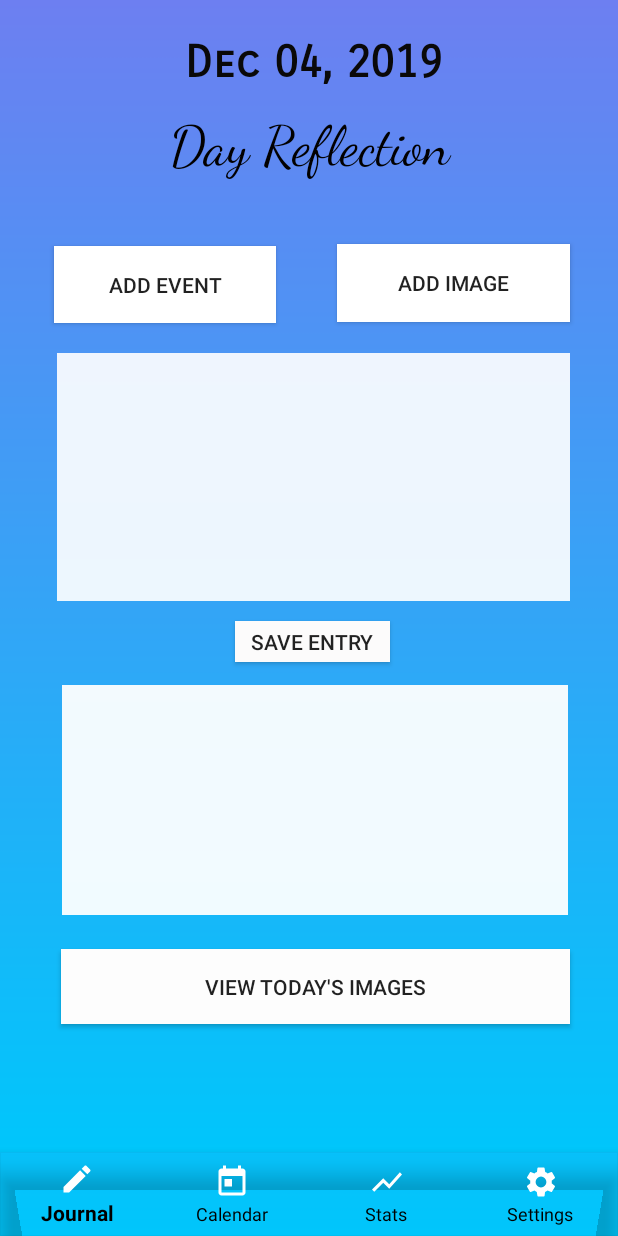
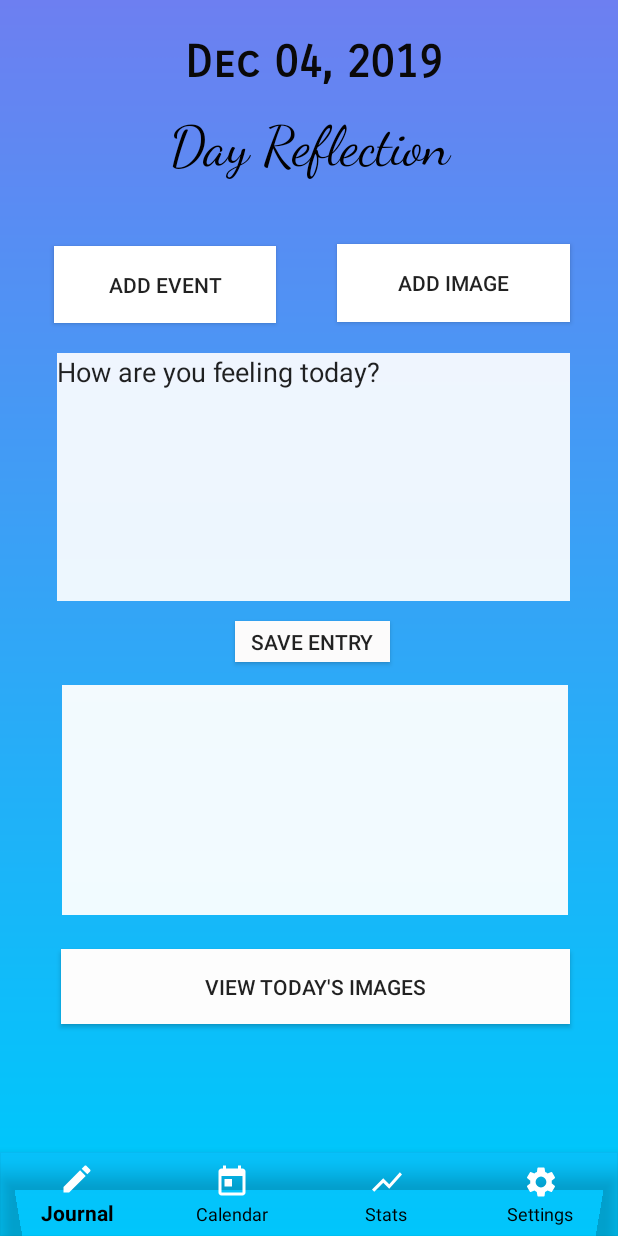
Before and after one commit to russe447/DailyJournal, an Android app: the screen it shows after launch (HomeScreenActivity), on a phone screen of 412 x 824 dp. Run offline under Robolectric (Android 15) with nearby library versions, the phone set to English and light mode, and no system bars.

Commit message:
updated text entry

```diff
--- a/app/src/main/java/com/example/dailyjournal/AddEventActivity.kt
+++ b/app/src/main/java/com/example/dailyjournal/AddEventActivity.kt
@@ -23,7 +23,6 @@ class AddEventActivity : AppCompatActivity() {
         eventSaveBtn = findViewById<Button>(R.id.eventSave)
 
         eventSaveBtn!!.setOnClickListener {
-            //TODO: Link to calendar activity and firebase
             val name = findViewById(R.id.name) as EditText
             val location = findViewById(R.id.location) as EditText
             val date = findViewById(R.id.date) as EditText
@@ -38,9 +37,6 @@ class AddEventActivity : AppCompatActivity() {
             event.startTime = start.text.toString()
             event.endTime = end.text.toString()
 
-           // mDatabase = FirebaseDatabase.getInstance()
-           // mDatabaseReference = mDatabase!!.reference!!.child("User Information")
-
             val eventIntent = Intent()
             setResult(Activity.RESULT_OK, eventIntent)
             eventIntent.putExtra("Event", event)
--- a/app/src/main/java/com/example/dailyjournal/HomeScreenFragment.kt
+++ b/app/src/main/java/com/example/dailyjournal/HomeScreenFragment.kt
@@ -9,6 +9,7 @@ import android.view.LayoutInflater
 import android.view.View
 import android.view.ViewGroup
 import android.widget.Button
+import android.widget.EditText
 import android.widget.TextView
 import com.google.android.material.bottomnavigation.BottomNavigationView
 import java.text.SimpleDateFormat
@@ -20,14 +21,17 @@ class HomeScreenFragment : Fragment() {
 
     private var addImageButton: Button? = null
     private var addEventButton: Button? = null
+    private var saveEntryButton: Button? = null
+    private var writtenEntry: EditText? = null
 
 
     override fun onCreateView(inflater: LayoutInflater, container: ViewGroup?,
                               savedInstanceState: Bundle?): View? {
         viewOfLayout = inflater.inflate(R.layout.home_screen, container, false)
-        // addTextButton = viewOfLayout.findViewById<Button>(R.id.addText)
+        saveEntryButton = viewOfLayout.findViewById<Button>(R.id.saveText)
         addImageButton = viewOfLayout.findViewById<Button>(R.id.addImage)
         addEventButton = viewOfLayout.findViewById<Button>(R.id.addEvent)
+        writtenEntry = viewOfLayout.findViewById<EditText>(R.id.editText)
 
 
         addImageButton!!.setOnClickListener {
@@ -40,6 +44,12 @@ class HomeScreenFragment : Fragment() {
             startActivityForResult(calIntent, 1)
             //var event = calIntent.getSerializableExtra("event") as Event
 
+        }
+
+        saveEntryButton!!.setOnClickListener {
+            val entryIntent = Intent(activity, AddTextEntryActivity::class.java)
+            entryIntent.putExtra("JOURNAL_ENTRY_TEXT", writtenEntry!!.text.toString())
+            startActivity(entryIntent)
         }
 
         return viewOfLayout
--- a/app/src/main/res/layout/home_screen.xml
+++ b/app/src/main/res/layout/home_screen.xml
@@ -88,6 +88,7 @@
         android:ems="10"
         android:gravity="start|top"
         android:inputType="textMultiLine"
+        android:text="How are you feeling today?"
         app:layout_constraintBottom_toTopOf="@+id/saveText"
         app:layout_constraintEnd_toEndOf="parent"
         app:layout_constraintStart_toStartOf="parent"
```
Also changed, not shown: app/src/main/java/com/example/dailyjournal/AddTextEntryActivity.kt (+3 -7 lines).
